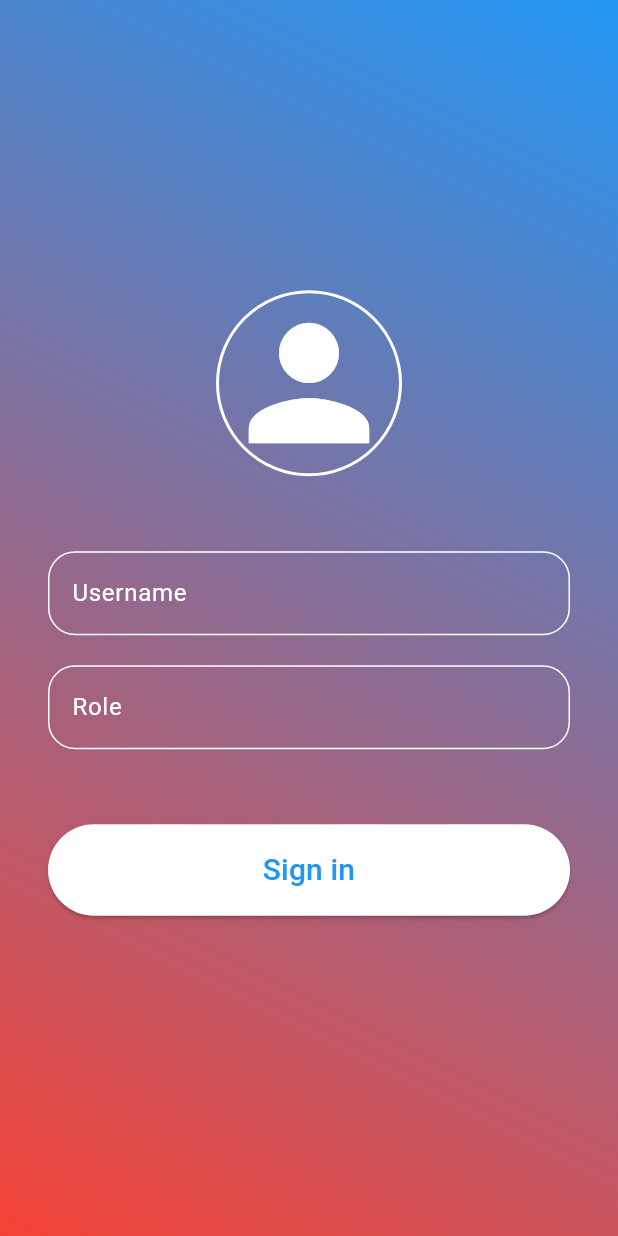
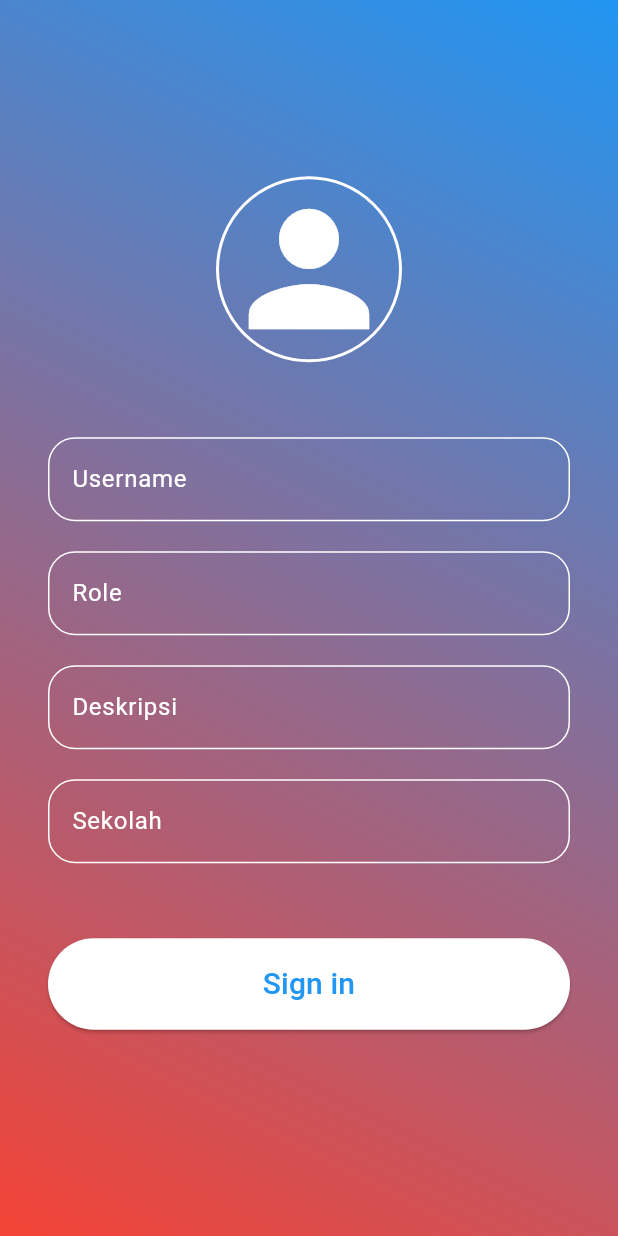
Before and after one commit to mSulistioFauzi/ProfileMe, a Flutter app: the screen it shows after launch, on a phone screen of 412 x 824 dp. Run offline on Flutter 3.47's test engine with Material 3 defaults, Android fonts, the phone set to English and light mode, and no system bars; our stand-ins replace get, shared_preferences.

Commit message:
fix(Form Input): jadi 4 inputan

```diff
--- a/lib/login_page.dart
+++ b/lib/login_page.dart
@@ -9,11 +9,14 @@ class LoginPage extends StatefulWidget {
 
 class _LoginPageState extends State<LoginPage> {
   final TextEditingController usernameController = TextEditingController();
-  final TextEditingController passwordController = TextEditingController();
+  final TextEditingController roleController = TextEditingController();
+  final TextEditingController deskripsiController = TextEditingController();
+  final TextEditingController sekolahController = TextEditingController();
+
 
   // Contoh data login
-  final String correctUsername = "Tio";
-  final String correctPassword = "Android Developer";
+  // final String correctUsername = "Tio";
+  // final String correctPassword = "Android Developer";
 
   @override
   Widget build(BuildContext context) {
@@ -45,8 +48,12 @@ class _LoginPageState extends State<LoginPage> {
             const SizedBox(height: 50),
             _inputField("Username", usernameController),
             const SizedBox(height: 20),
-            _inputField("Role", passwordController),
+            _inputField("Role", roleController),
             //isPassword: true
+            const SizedBox(height: 20),
+            _inputField("Deskripsi", deskripsiController),
+            const SizedBox(height: 20),
+            _inputField("Sekolah", sekolahController),
             const SizedBox(height: 50),
             _loginBtn(),
             const SizedBox(height: 20),
@@ -107,10 +114,10 @@ class _LoginPageState extends State<LoginPage> {
 
   // Fungsi untuk menangani login
   void _handleLogin() async {
-    String username = usernameController.text;
-    String password = passwordController.text;
+    // String username = usernameController.text;
+    // String password = roleController.text;
 
-    if (username == correctUsername && password == correctPassword) {
+    // if (username == correctUsername && password == correctPassword) {
       SharedPreferences prefs = await SharedPreferences.getInstance();
       await prefs.setString('token', 'your_token_here'); // Simpan token
       print('Login berhasil: Token disimpan');
@@ -118,13 +125,15 @@ class _LoginPageState extends State<LoginPage> {
       Navigator.pushReplacement(
         context,
         MaterialPageRoute(builder: (context) => ProfilPage(
-          username: username,
-          password: password,
+          username: usernameController.text,
+          role: roleController.text,
+          deskripsi: deskripsiController.text,
+          sekolah: sekolahController.text,
         )),
       );
-    } else {
-      _showDialog("Login Gagal", "Username atau Password salah.");
-    }
+    // } else {
+    //   _showDialog("Login Gagal", "Username atau Password salah.");
+    // }
   }
 
   // Fungsi untuk menampilkan alert ketika login gagal
```
Also changed, not shown: lib/profil_page.dart (+16 -7 lines).
